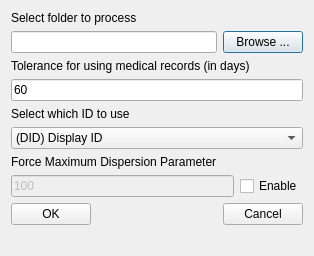
Before: the Qt Designer form VMTools/EyeDataAnalyzer/src/selectunifiedcsvfolderdiag.ui in ViewMind/VMAPP, drawn with Qt 5.
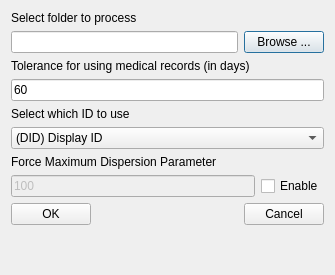
After: the same form once the commit is applied.

Diff of the .ui file:
```diff
--- a/VMTools/EyeDataAnalyzer/src/selectunifiedcsvfolderdiag.ui
+++ b/VMTools/EyeDataAnalyzer/src/selectunifiedcsvfolderdiag.ui
@@ -6,8 +6,8 @@
    <rect>
     <x>0</x>
     <y>0</y>
-    <width>314</width>
-    <height>256</height>
+    <width>335</width>
+    <height>275</height>
    </rect>
   </property>
   <property name="windowTitle">
```
